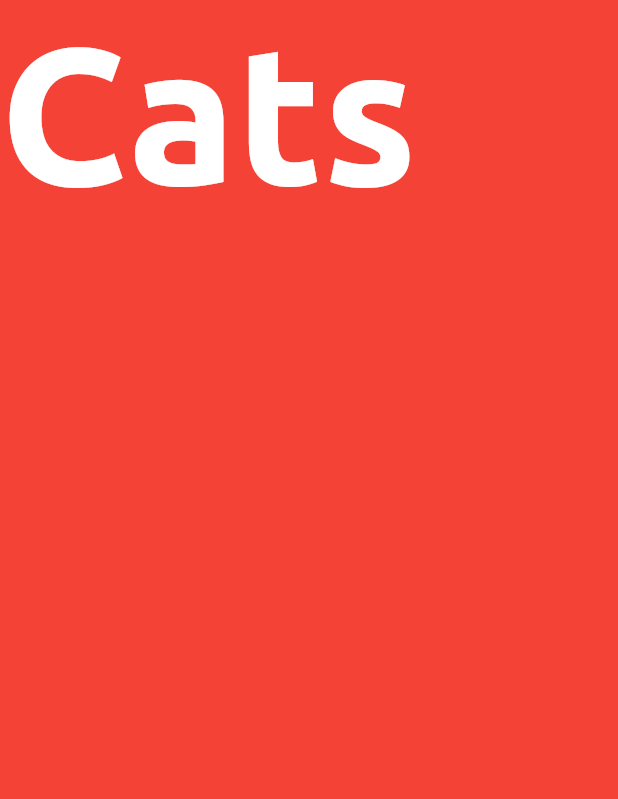
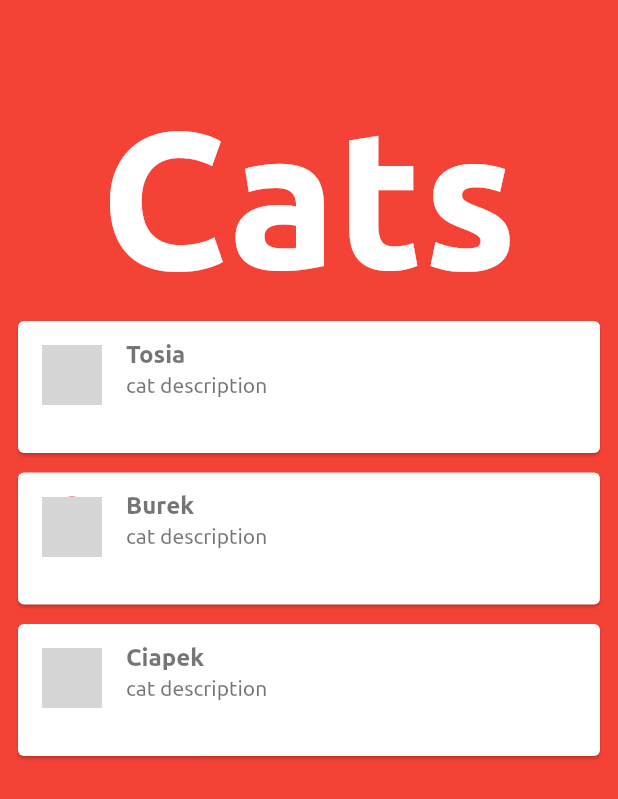
Before and after one commit to wisniewskipiotr/mobile-shelter-for-cats, a Flutter app: the screen it shows after launch, on a phone screen of 412 x 824 dp. Shown: the top 799 px of the screen. Run offline on Flutter 3.47's test engine with Material 2 defaults, Android fonts, the phone set to English and light mode, and no system bars; network calls fail; grey boxes are pictures that could not be loaded.

Commit message:
Raport 4 - Prototyp

```diff
--- /dev/null
+++ b/cat_adopt/lib/UI/cat_details/details.dart
@@ -0,0 +1,13 @@
+import 'package:catsadopt/models/cat.dart';
+import 'package:flutter/material.dart';
+
+class CatDetail extends StatelessWidget {
+  final Cat cat;
+
+  CatDetail(this.cat);
+
+  @override
+  Widget build(BuildContext context) {
+
+  }
+}
--- a/cat_adopt/lib/UI/cat_list.dart
+++ b/cat_adopt/lib/UI/cat_list.dart
@@ -1,8 +1,11 @@
+import 'dart:async';
+import 'package:catsadopt/UI/cat_details/d_page.dart';
 import 'package:catsadopt/service/api.dart';
+import 'package:catsadopt/utilities/route.dart';
 import 'package:flutter/material.dart';
 import 'package:catsadopt/models/cat.dart';
 import 'package:catsadopt/service/api.dart';
-
+import 'package:catsadopt/utilities/route.dart';
 
 
 class CatList extends StatefulWidget {
@@ -21,9 +24,9 @@ class _CatListState extends State<CatList> {
 
     _loadCats() async {
       String fileData = await DefaultAssetBundle.of(context).loadString("assets/cats.json");
-      for (Cat cat in CatApi.CatsList(fileData)){
-        _cats.add(cat);
-    }
+      setState(() {
+        _cats = CatApi.CatsList(fileData);
+    });
   }
 
   Widget _getAppTitleWidget() {
@@ -38,15 +41,85 @@ class _CatListState extends State<CatList> {
 
   }
 
+  _navigateToDetails(Cat cat, Object avatarTag) {
+    Navigator.of(context).push(new FadePageRoute(
+        builder: (c) {
+          return new CatDetailsPage(cat, avatarTag: avatarTag);
+        },
+        settings: new RouteSettings(),
+      ),
+    );
+  }
 
 
+Widget _buildBody() {
+    return new Container(
+      margin: const EdgeInsets.fromLTRB(8.0, 56.0, 8.0, 0.0),
+      child: new Column(
+        children: <Widget>[
+          _getAppTitleWidget(),
+          _getListViewWidget()
+        ],
+      ),
+
+    );
+}
+
+  Widget _buildCatItem(BuildContext context, int index) {
+    Cat cat = _cats[index];
+
+    return new Container(
+      margin: const EdgeInsets.only(top: 5.0),
+      child: new Card(
+        child: new Column(
+          mainAxisSize: MainAxisSize.min,
+          children: <Widget>[
+            new ListTile(
+              onTap:() => _navigateToDetails(cat, index),
+              leading: new Hero(
+                tag: index,
+                child: new CircleAvatar(
+                  backgroundImage: new NetworkImage(cat.avatarUrl),
+                ),
+              ),
+              title: new Text(
+                cat.name,
+                style: new TextStyle(fontWeight: FontWeight.bold, color: Colors.black54),
+              ),
+              subtitle: new Text(cat.description),
+              isThreeLine: true, // Less Cramped Tile
+              dense: false, // Less Cramped Tile
+            ),
+          ],
+        ),
+      ),
+    );
+  }
+
+
+Future<Null> refresh() {
+    _loadCats();
+    return new Future<Null>.value();
+}
+
+Widget _getListViewWidget() {
+    return new Flexible(
+        child: new RefreshIndicator(
+          child: new ListView.builder(
+            physics: const AlwaysScrollableScrollPhysics(),
+            itemCount: _cats.length,
+            itemBuilder: _buildCatItem,
+        ),
+          onRefresh: refresh)
+    );
+}
 
   @override
   Widget build(BuildContext context) {
     // TODO: implement build
     return Scaffold(
       backgroundColor: Colors.red,
-      body: _getAppTitleWidget(),
+      body:_buildBody(),
     );
   }
 
--- a/cat_adopt/lib/models/cat.dart
+++ b/cat_adopt/lib/models/cat.dart
@@ -9,6 +9,7 @@ class Cat {
   final String description;
   final String avatarUrl;
   final String location;
+  final int phoneCounter;
   final bool isAdopted;
 
   Cat({
@@ -17,6 +18,7 @@ class Cat {
     @required this.photos,
     @required this.description,
     @required this.avatarUrl,
+    @required this.phoneCounter,
     @required this.location,
     @required this.isAdopted,
 
--- a/cat_adopt/lib/service/api.dart
+++ b/cat_adopt/lib/service/api.dart
@@ -13,7 +13,7 @@ class CatApi {
         externalId: map['id'],
         name: map['name'],
         description: map['description'],
-        avatarUrl: map['iamge_url'],
+        avatarUrl: map['image_url'],
         location: map['location'],
         isAdopted: map['adopted'],
         photos: new List <String>.from(map['photos']),
--- /dev/null
+++ b/cat_adopt/lib/utilities/route.dart
@@ -0,0 +1,24 @@
+
+import 'package:flutter/foundation.dart';
+import 'package:flutter/material.dart';
+import 'package:flutter/src/widgets/navigator.dart';
+
+class FadePageRoute<T> extends MaterialPageRoute<T> {
+
+  FadePageRoute({
+    @required WidgetBuilder builder,
+    @required RouteSettings settings
+  }) : super(builder: builder, settings: settings);
+
+  @override
+  Widget buildTransitions(
+      BuildContext context,
+      Animation<double> animation,
+      Animation<double> secondaryAnimation,
+      Widget child) {
+
+
+    // Fades between routes. (If you don't want any animation, just return child.)
+    return new FadeTransition(opacity: animation, child: child);
+  }
+}
```
Also changed, not shown: cat_adopt/lib/UI/cat_details/d_page.dart (added, +58 -0 lines), cat_adopt/lib/UI/cat_details/footer/footer.dart (added, +20 -0 lines), cat_adopt/lib/UI/cat_details/header/header.dart (added, +114 -0 lines), 1 other file.
